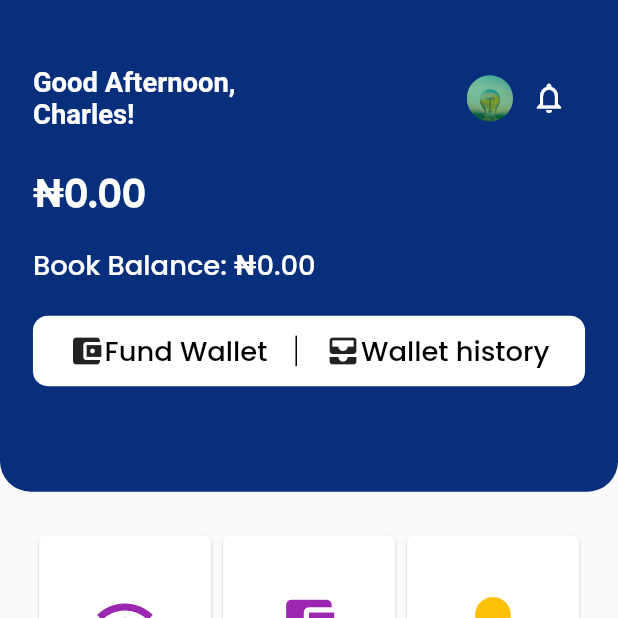
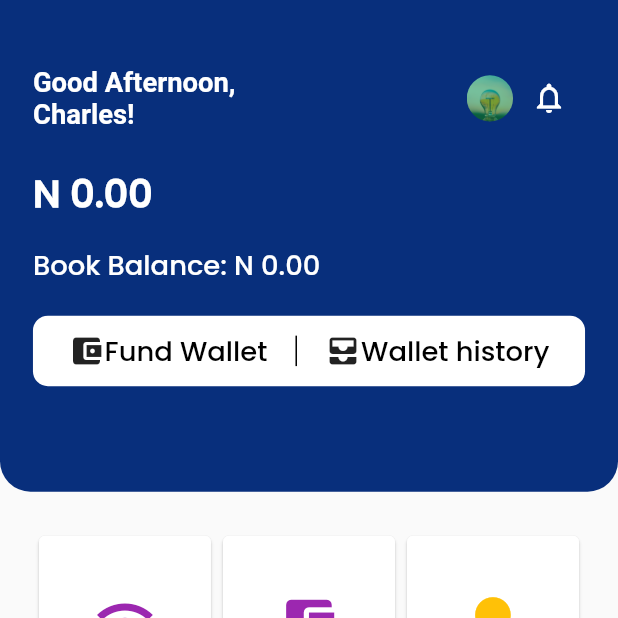
Before and after one commit to reyoxtechnology/Powerup, a Flutter app: the UiController screen opened directly, on a phone screen of 412 x 824 dp, the top half of it. Run offline on Flutter 3.47's test engine with Material 2 defaults, Android fonts, the phone set to English and light mode, and no system bars; our stand-ins replace flutter_screenutil; missing offline and left inert: simple_ripple_animation; Roboto replaces fonts that are missing (DM Sans); project files that could hold a hidden picture were left out.

Commit message:
change naira sign

```diff
--- a/lib/ui_screen/home/home.dart
+++ b/lib/ui_screen/home/home.dart
@@ -172,7 +172,7 @@ class HomeScreen extends StatelessWidget {
           Container(
             margin: EdgeInsets.only(top: 20.h,left: 20.w,bottom: 15.h),
             child: PowerText(
-              text: '₦0.00 ',
+              text: 'N 0.00 ',
               color: Colors.white,
               fontSize: 25.sp,
               fontWeight: FontWeight.bold,
@@ -181,7 +181,7 @@ class HomeScreen extends StatelessWidget {
           Container(
             margin: EdgeInsets.only(left: 20.w,bottom: 10.h),
               child: const PowerText(
-            text: 'Book Balance: ₦0.00',
+            text: 'Book Balance: N 0.00',
             color: Colors.white,
           )),
           Container(
```
